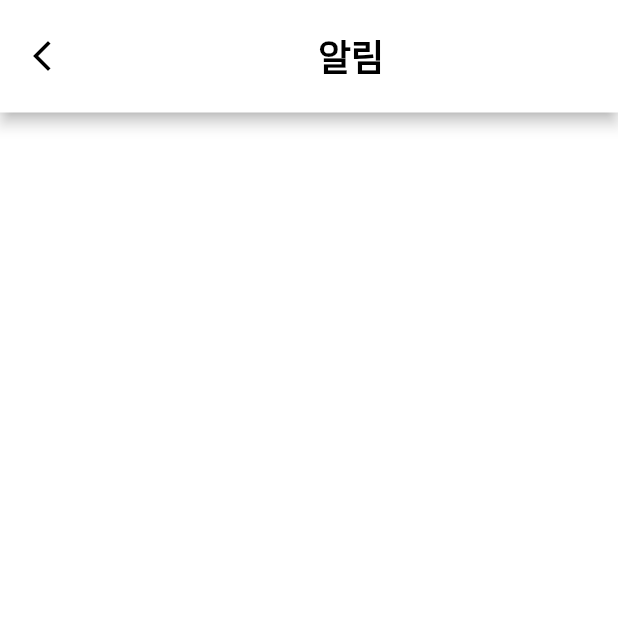
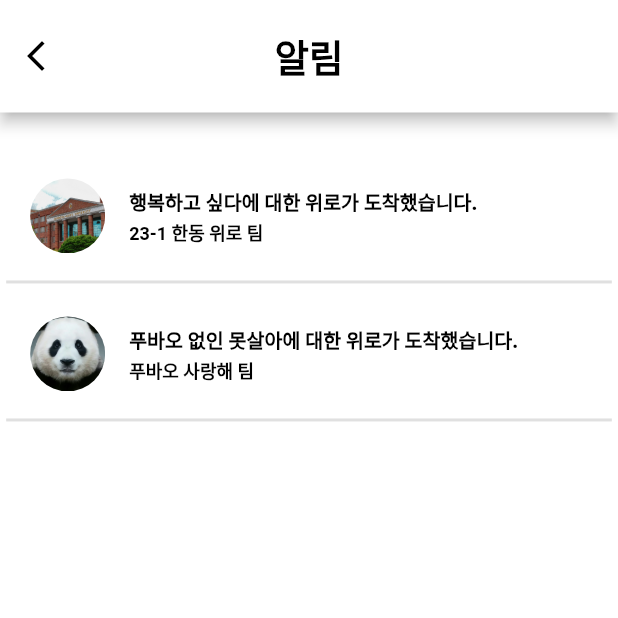
Before and after one commit to MobalWorld/Mobal_Front, a Flutter app: the screen it shows after launch, on a phone screen of 412 x 824 dp, the top half of it. Run offline on Flutter 3.47's test engine with Material 2 defaults, Android fonts, the phone set to English and light mode, and no system bars; our stand-ins replace flutter_screenutil, get.

Commit message:
🔔 알림 페이지 제작 - 버튼 기능 제외하고

```diff
--- a/lib/appbar page/alarm.dart
+++ b/lib/appbar page/alarm.dart
@@ -1,5 +1,13 @@
 import 'package:flutter/cupertino.dart';
 import 'package:flutter/material.dart';
+import 'package:flutter_screenutil/flutter_screenutil.dart';
+
+
+// 알림 페이지 추가해야할 기능
+// 해당 알림 누르면 해당 고민글로 이동
+// 시간 며칠 지나면 알림 페이지에서 과거 알림 지울건지는 백앤드 맘대로 하세요
+
+
 
 class alarmpage extends StatefulWidget {
   const alarmpage({super.key});
@@ -22,26 +30,133 @@ class _alarmpageState extends State<alarmpage> {
           backgroundColor: Colors.white,
 
           //뒤로가기 버튼
-          leading: IconButton(
-            color: Colors.black,
-            icon: Icon(Icons.arrow_back_ios_new),
-            onPressed: () {},
+          leading: Row(
+            children: [
+              IconButton(
+                color: Colors.black,
+                icon: Icon(Icons.arrow_back_ios_new),
+
+                // 추후에 이동 기능 추가하기
+                onPressed: () {},
+              ),
+            ],
           ),
           centerTitle: true,
-          title: Row(
-             mainAxisAlignment: MainAxisAlignment.center,
-            children: [
-              //나중에 회원 이름 data 넣기
-              Text("알림",
+          title: Text("알림",
+                 textAlign: TextAlign.center,
                 style:TextStyle(
                   fontWeight: FontWeight.w900,
-                  fontSize: 24,
+                  fontSize: 25,
                   color: Colors.black, ),
-              ),],
+          ),
+           ),),
+
+
+      /////body - 리스트 시작
+      body: ListView(
+        padding: //패딩 통일해서 위젯으로 사용하자는 말 나왓엇음, 어떻게 할건지 상의하기
+        EdgeInsets.symmetric(
+            horizontal: 0.005.sh, //일단 내가 임의로 바꿈
+            vertical: 0.04.sh
+        ),
+
+        children: <Widget>[ SingleChildScrollView( // 스크롤 가능하게
+          child:Column(
+            children: [
+
+              // 알림 1st
+              ListTile(
+                dense: false,
+                // 고민 글 제목 + 에 대한 위로가 도착
+                title: Text("행복하고 싶다에 대한 위로가 도착했습니다.",
+                  style: TextStyle(
+                    color: Colors.black,
+                    fontSize: 13,
+                    fontWeight: FontWeight.w800,
+                  ),
+                ),
+                // 고민글이 작성된 해당 페이지 이름
+                subtitle: Text("23-1 한동 위로 팀",
+                  style: TextStyle(
+                    color: Colors.black,
+                    fontSize: 12,
+                    fontWeight: FontWeight.w700,
+                  ),
+                ),
+
+                // 알림 날짜 작성 - 3번째 줄
+
+                visualDensity: VisualDensity( // listview에서 각 항목 들의 여백
+                    vertical: 0,
+                    horizontal: 0),
+
+                // 맨 앞에 오는 그룹의 프로필 이미지 (고민 글이 작성된 그룹)
+                leading: CircleAvatar(
+                  backgroundColor: Colors.white,
+                  backgroundImage: AssetImage('assets/hgu.png'),
+                  radius: 25, //프로필 사진 원 사이즈 -> 30으로 고정
+                ),
+
+              ),
+              // 각 팀 타일 사이에 구분선 추가
+              Divider(
+                thickness: 2,
+              ),
+
+              //리스트 타일 사이에 여백 한번 만들어봄
+              SizedBox(
+                height: 4,
+              ),
+
+
+
+              // 알림 2nd
+              ListTile(
+                dense: false,
+                // 고민 글 제목 + 에 대한 위로가 도착
+                title: Text("푸바오 없인 못살아에 대한 위로가 도착했습니다.",
+                  style: TextStyle(
+                    color: Colors.black,
+                    fontSize: 13,
+                    fontWeight: FontWeight.w800,
+                  ),
+                ),
+                // 고민글이 작성된 해당 페이지 이름
+                subtitle: Text("푸바오 사랑해 팀", //팀이라는 글자 빼도 됨, 편한대로
+                  style: TextStyle(
+                    color: Colors.black,
+                    fontSize: 12,
+                    fontWeight: FontWeight.w700,
+                  ),
+                ),
+
+                // 알림 날짜 작성 - 3번째 줄
+
+                visualDensity: VisualDensity( // listview에서 각 항목 들의 여백
+                    vertical: 0,
+                    horizontal: 0),
+
+                // 맨 앞에 오는 그룹의 프로필 이미지 (고민 글이 작성된 그룹)
+                leading: CircleAvatar(
+                  backgroundColor: Colors.white,
+                  backgroundImage: AssetImage('assets/fubao.webp'),
+                  radius: 25, //프로필 사진 원 사이즈 -> 30으로 고정
+                ),
+
+              ),
+
+              // 각 팀 타일 사이에 구분선 추가
+              Divider(
+                thickness: 2,
+              ),
+            ],
           ),
 
-          // 우측 아이콘 - 알림 기능
-           ),),
+          // 새로운 리스트 항목 넣기
+
+
+        ),
+        ],),
     );
   }
 }
```
